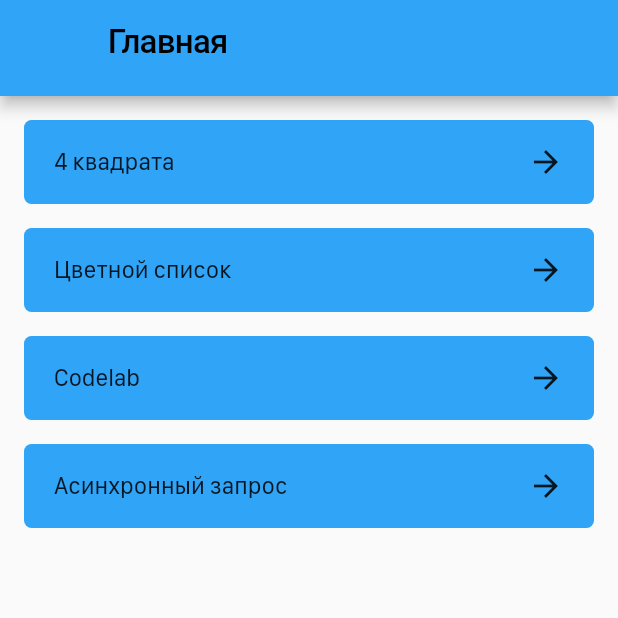
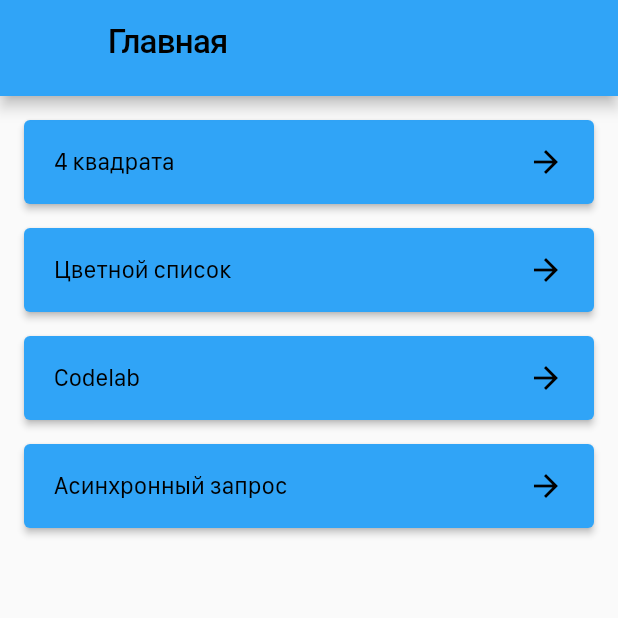
Before and after one commit to loopnyapy/first_week, a Flutter app: the screen it shows after launch, on a phone screen of 412 x 824 dp, the top half of it. Run offline on Flutter 3.47's test engine with Material 2 defaults, Android fonts, the phone set to English and light mode, and no system bars; project files that could hold a hidden picture were left out.

Commit message:
fix: генерация цветов только по нажатию fix: floatingActionButton квадратная fix: MenuItem.inkWell -> ElevatedButton fix: Square отдельный виджет вместо контейнера

```diff
--- a/lib/presentation/main/widgets/menu_item.dart
+++ b/lib/presentation/main/widgets/menu_item.dart
@@ -1,23 +1,22 @@
-import 'package:first_week/presentation/four_squares/four_squares_page.dart';
 import 'package:flutter/material.dart';
 
 class MenuItem extends StatelessWidget {
   const MenuItem({Key? key, required this.title, required this.onTap}) : super(key: key);
 
   final String title;
-  final Function onTap;
+  final void Function(BuildContext context) onTap;
 
   @override
   Widget build(BuildContext context) {
-    return InkWell(
-      onTap: () => onTap(context),
-      child: Container(
-        padding: const EdgeInsets.symmetric(vertical: 16.0, horizontal: 20.0),
-        decoration: BoxDecoration(
-          borderRadius: const BorderRadius.all(
-            Radius.circular(5.0),
+    return ElevatedButton(
+      onPressed: () => onTap(context),
+      style: ButtonStyle(
+        padding: MaterialStateProperty.all(
+          const EdgeInsets.symmetric(
+            vertical: 16.0,
+            horizontal: 20.0,
           ),
-          color: Theme.of(context).primaryColor,
+        ),
       ),
       child: Row(
         children: [
@@ -29,7 +28,6 @@ class MenuItem extends StatelessWidget {
         ],
         mainAxisAlignment: MainAxisAlignment.spaceBetween,
       ),
-      ),
     );
   }
 }
```
Also changed, not shown: lib/presentation/four_squares/four_squares_page.dart (+37 -10 lines), lib/presentation/four_squares/widgets/square.dart (+3 -11 lines). Lines whose indentation alone changed are shown as unchanged.
